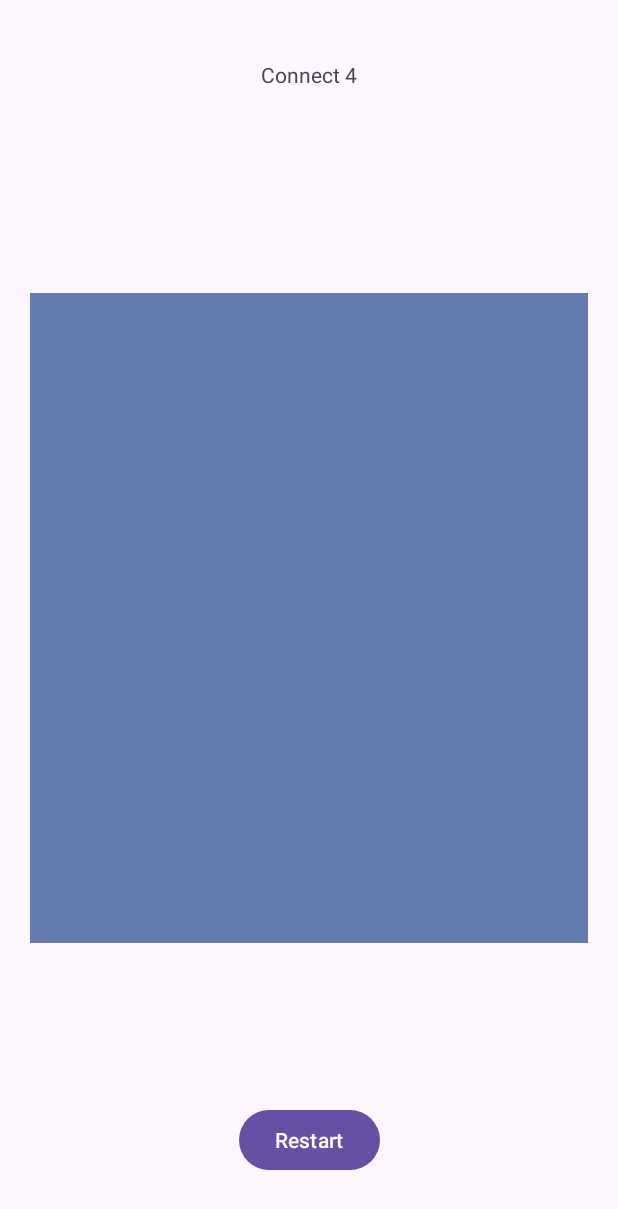
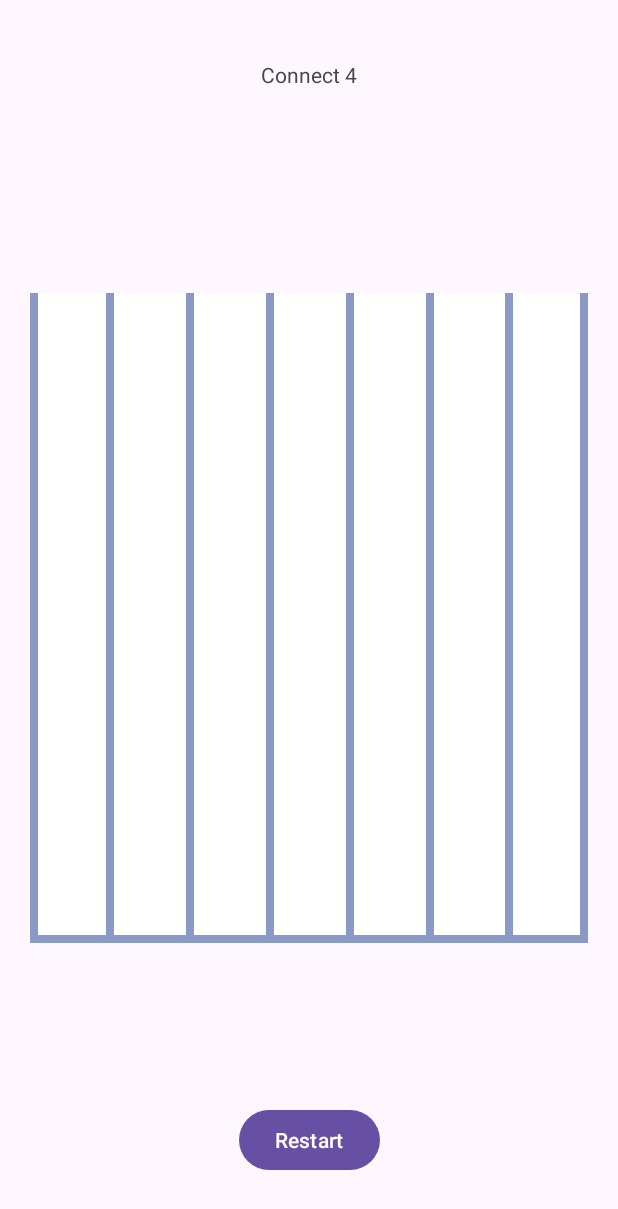
Before and after one commit to HauserS22081/WMC_Minigames, an Android app: the screen it shows after launch (MainActivity), on a phone screen of 412 x 824 dp. Shown: the top 1209 px of the screen. Run offline under Robolectric (Android 15) with nearby library versions, the phone set to English and light mode, and no system bars.

Commit message:
Bot implemented, but doesn't work, UI better

```diff
--- a/Minigame/app/src/main/java/at/htlgkr/minigame/connectfour/ConnectFour.java
+++ b/Minigame/app/src/main/java/at/htlgkr/minigame/connectfour/ConnectFour.java
@@ -10,13 +10,21 @@ public class ConnectFour {
     private ConnectFourBoard board;
     private final List<Integer> colors;
     private int currentColor;
+    private ConnectFourBot connectFourBot;
+    private final boolean isBotPlaying;
 
-    public ConnectFour() {
+    public ConnectFour(boolean isBotPlaying) {
         board = new ConnectFourBoard(WIDTH, HEIGHT);
         colors = List.of(board.getRED(), board.getYELLOW());
         currentColor = colors.get(0);
 
         resetBoard();
+
+        this.isBotPlaying = isBotPlaying;
+
+        if (isBotPlaying) {
+            connectFourBot = new ConnectFourBot(this, board, colors.get((colors.indexOf(currentColor) + 1) % 2), currentColor);
+        }
     }
 
     public int play(int xCord) {
@@ -26,6 +34,12 @@ public class ConnectFour {
         board.setElement(xCord, yCord, currentColor);
         switchCurrentColor();
         return yCord;
+    }
+
+    public int playBot() {
+        int xCord = connectFourBot.play();
+
+        return play(xCord);
     }
 
     public int getYCord(int xCord) {
--- a/Minigame/app/src/main/java/at/htlgkr/minigame/connectfour/ConnectFourFragment.java
+++ b/Minigame/app/src/main/java/at/htlgkr/minigame/connectfour/ConnectFourFragment.java
@@ -21,9 +21,10 @@ import at.htlgkr.minigame.databinding.FragmentConnectFourBinding;
 public class ConnectFourFragment extends Fragment implements View.OnClickListener {
 
     private FragmentConnectFourBinding binding;
+    private final boolean isBotPlaying = true;
     private final List<ImageView> imageViews = new ArrayList<>();
     private final List<LinearLayout> linearLayouts = new ArrayList<>();
-    private final ConnectFour connectFour = new ConnectFour();
+    private final ConnectFour connectFour = new ConnectFour(isBotPlaying);
     private boolean processing = false;
     private boolean hasWon = false;
 
@@ -55,13 +56,24 @@ public class ConnectFourFragment extends Fragment implements View.OnClickListene
 
     @Override
     public void onClick(View view) {
-        if(processing ||hasWon) return;
+        if(processing || hasWon) return;
 
         processing = true;
 
         String description = String.valueOf(view.getContentDescription());
         int xCord = Integer.parseInt(description.split("_")[0]);
 
+        play(xCord);
+
+        if (isBotPlaying && !hasWon) {
+            xCord = connectFour.playBot();
+            play(xCord);
+        }
+
+        processing = false;
+    }
+
+    private void play(int xCord) {
         int yCord = connectFour.play(xCord);
         if(yCord == -1){
             processing = false;
@@ -82,9 +94,6 @@ public class ConnectFourFragment extends Fragment implements View.OnClickListene
         slot.animate().translationYBy(1000f).setDuration(500);
 
         if (connectFour.hasWon(xCord, yCord)) won();
-
-        processing = false;
-
     }
 
     private void won() {
--- a/Minigame/app/src/main/res/layout/fragment_connect_four.xml
+++ b/Minigame/app/src/main/res/layout/fragment_connect_four.xml
@@ -36,8 +36,11 @@
             android:id="@+id/ll_vertical_0"
             android:layout_width="match_parent"
             android:layout_height="match_parent"
+            android:layout_marginLeft="5dp"
+            android:layout_marginRight="2.5dp"
+            android:layout_marginBottom="5dp"
             android:layout_weight="1"
-            android:background="#AB536DA8"
+            android:background="#fff"
             android:contentDescription="0"
             android:orientation="vertical"
             android:weightSum="6">
@@ -114,8 +117,11 @@
             android:id="@+id/ll_vertical_1"
             android:layout_width="match_parent"
             android:layout_height="match_parent"
+            android:layout_marginLeft="2.5dp"
+            android:layout_marginRight="2.5dp"
+            android:layout_marginBottom="5dp"
             android:layout_weight="1"
-            android:background="#AB536DA8"
+            android:background="#fff"
             android:contentDescription="1"
             android:orientation="vertical"
             android:weightSum="6">
@@ -192,8 +198,11 @@
             android:id="@+id/ll_vertical_2"
             android:layout_width="match_parent"
             android:layout_height="match_parent"
+            android:layout_marginLeft="2.5dp"
+            android:layout_marginRight="2.5dp"
+            android:layout_marginBottom="5dp"
             android:layout_weight="1"
-            android:background="#AB536DA8"
+            android:background="#FFFFFF"
             android:contentDescription="2"
             android:orientation="vertical"
             android:weightSum="6">
@@ -270,8 +279,11 @@
             android:id="@+id/ll_vertical_3"
             android:layout_width="match_parent"
             android:layout_height="match_parent"
+            android:layout_marginLeft="2.5dp"
+            android:layout_marginRight="2.5dp"
+            android:layout_marginBottom="5dp"
             android:layout_weight="1"
-            android:background="#AB536DA8"
+            android:background="#FFFFFF"
             android:contentDescription="3"
             android:orientation="vertical"
             android:weightSum="6">
@@ -349,8 +361,11 @@
             android:id="@+id/ll_vertical_4"
             android:layout_width="match_parent"
             android:layout_height="match_parent"
+            android:layout_marginLeft="2.5dp"
+            android:layout_marginRight="2.5dp"
+            android:layout_marginBottom="5dp"
             android:layout_weight="1"
-            android:background="#AB536DA8"
+            android:background="#FFFFFF"
             android:contentDescription="4"
             android:orientation="vertical"
             android:weightSum="6">
@@ -428,8 +443,11 @@
             android:id="@+id/ll_vertical_5"
             android:layout_width="match_parent"
             android:layout_height="match_parent"
+            android:layout_marginLeft="2.5dp"
+            android:layout_marginRight="2.5dp"
+            android:layout_marginBottom="5dp"
             android:layout_weight="1"
-            android:background="#AB536DA8"
+            android:background="#FFFFFF"
             android:contentDescription="5"
             android:orientation="vertical"
             android:weightSum="6">
@@ -507,8 +525,11 @@
             android:id="@+id/ll_vertical_6"
             android:layout_width="match_parent"
             android:layout_height="match_parent"
+            android:layout_marginLeft="2.5dp"
+            android:layout_marginRight="5dp"
+            android:layout_marginBottom="5dp"
             android:layout_weight="1"
-            android:background="#AB536DA8"
+            android:background="#FFFFFF"
             android:contentDescription="6"
             android:orientation="vertical"
             android:weightSum="6">
```
Also changed, not shown: Minigame/app/src/main/java/at/htlgkr/minigame/connectfour/ConnectFourBot.java (+22 -20 lines).
